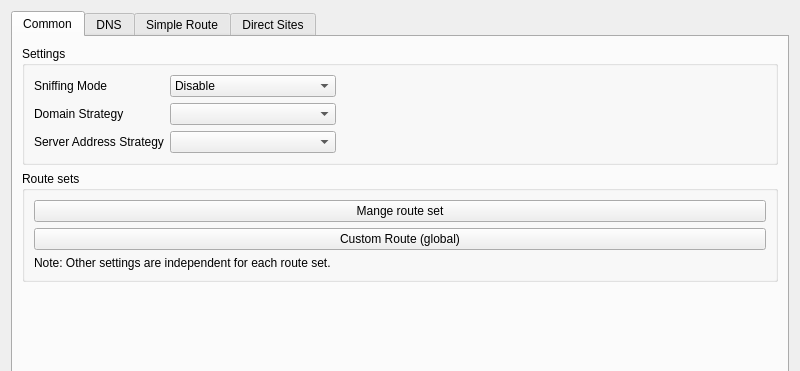
The window that src/ui/dialog_manage_routes.ui (Ogstra/proxor) describes before a commit, drawn with Qt 5; both pictures show x 0 to 800 and y 0 to 371 of the 800 by 600 pixel window.
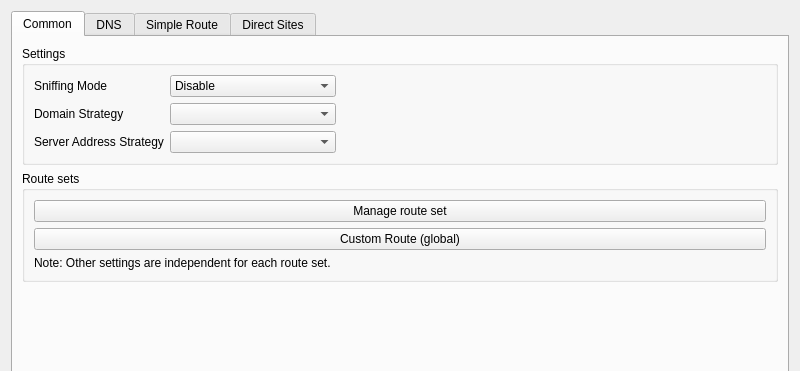
The same window after the commit.

Commit message: feat(macos): native-looking Settings, Groups and edit dialogs

What changed in the file:
```diff
--- a/src/ui/dialog_manage_routes.ui
+++ b/src/ui/dialog_manage_routes.ui
@@ -113,7 +113,7 @@
           <item>
            <widget class="QPushButton" name="load_save">
             <property name="text">
-             <string>Mange route set</string>
+             <string>Manage route set</string>
             </property>
            </widget>
           </item>
```
The commit also changes 7 other files.
